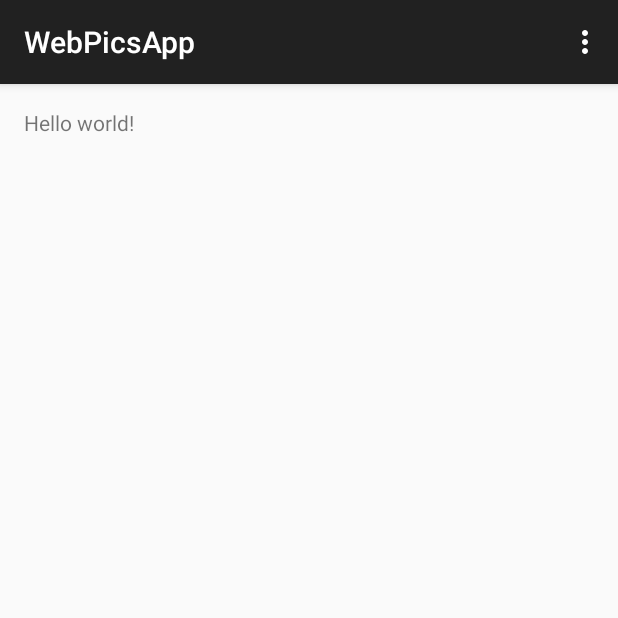
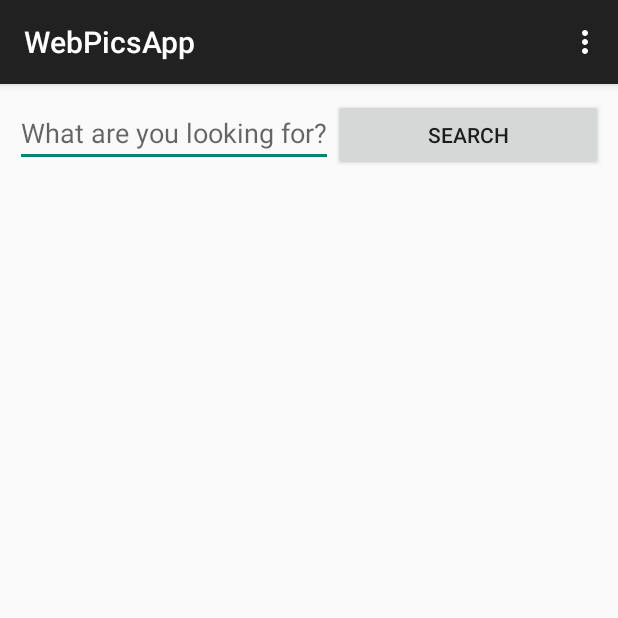
Before and after one commit to agopalan/TakeHomeHIQ, an Android app: the screen it shows after launch (MainActivity), on a phone screen of 412 x 824 dp, the top half of it. Run offline under Robolectric (Android 15) with nearby library versions, the phone set to English and light mode, and no system bars.

Commit message:
Set up UI of page before search

```diff
--- a/app/src/main/res/layout/activity_main.xml
+++ b/app/src/main/res/layout/activity_main.xml
@@ -4,8 +4,36 @@
     android:paddingRight="@dimen/activity_horizontal_margin"
     android:paddingTop="@dimen/activity_vertical_margin"
     android:paddingBottom="@dimen/activity_vertical_margin" tools:context=".MainActivity">
+<LinearLayout
+    android:id="@+id/linearLayout"
+    android:layout_width="match_parent"
+    android:layout_height="wrap_content">
 
-    <TextView android:text="@string/hello_world" android:layout_width="wrap_content"
-        android:layout_height="wrap_content" />
+    <EditText
+        android:id="@+id/editTextQuery"
+        android:layout_width="wrap_content"
+        android:layout_height="wrap_content"
+        android:hint="What are you looking for?" >
+
+        <requestFocus />
+        </EditText>
+
+    <Button
+        android:layout_width="match_parent"
+        android:layout_height="wrap_content"
+        android:text="Search"
+        android:id="@+id/buttonSearch"
+        android:layout_alignBottom="@+id/editTextQuery"
+        android:layout_toRightOf="@+id/editTextQuery"
+        android:layout_toEndOf="@+id/editTextQuery" />
+
+</LinearLayout>
+    <GridView
+        android:layout_width="match_parent"
+        android:layout_height="wrap_content"
+        android:layout_alignBottom="@id/linearLayout"
+        android:numColumns="3">
+
+    </GridView>
 
 </RelativeLayout>
--- a/app/src/main/res/values-w820dp/dimens.xml
+++ /dev/null
@@ -1,6 +0,0 @@
-<resources>
-    <!-- Example customization of dimensions originally defined in res/values/dimens.xml
-         (such as screen margins) for screens with more than 820dp of available width. This
-         would include 7" and 10" devices in landscape (~960dp and ~1280dp respectively). -->
-    <dimen name="activity_horizontal_margin">64dp</dimen>
-</resources>
--- a/app/src/main/res/values/dimens.xml
+++ b/app/src/main/res/values/dimens.xml
@@ -1,5 +1,5 @@
 <resources>
     <!-- Default screen margins, per the Android Design guidelines. -->
-    <dimen name="activity_horizontal_margin">16dp</dimen>
-    <dimen name="activity_vertical_margin">16dp</dimen>
+    <dimen name="activity_horizontal_margin">10dp</dimen>
+    <dimen name="activity_vertical_margin">10dp</dimen>
 </resources>
```
